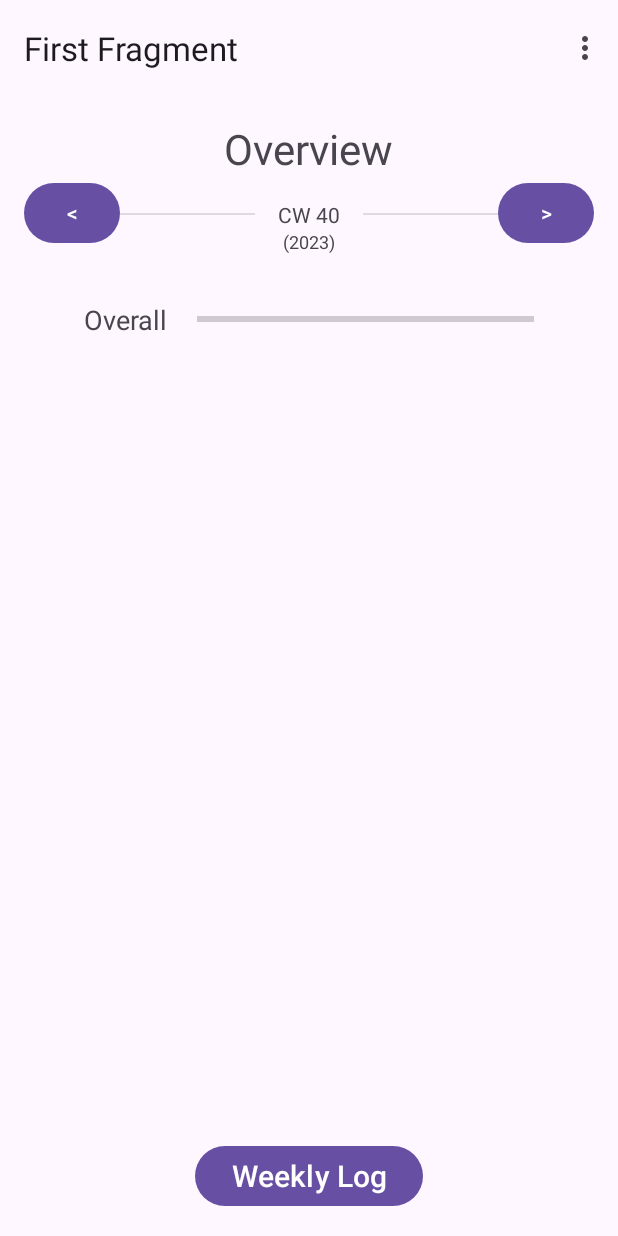
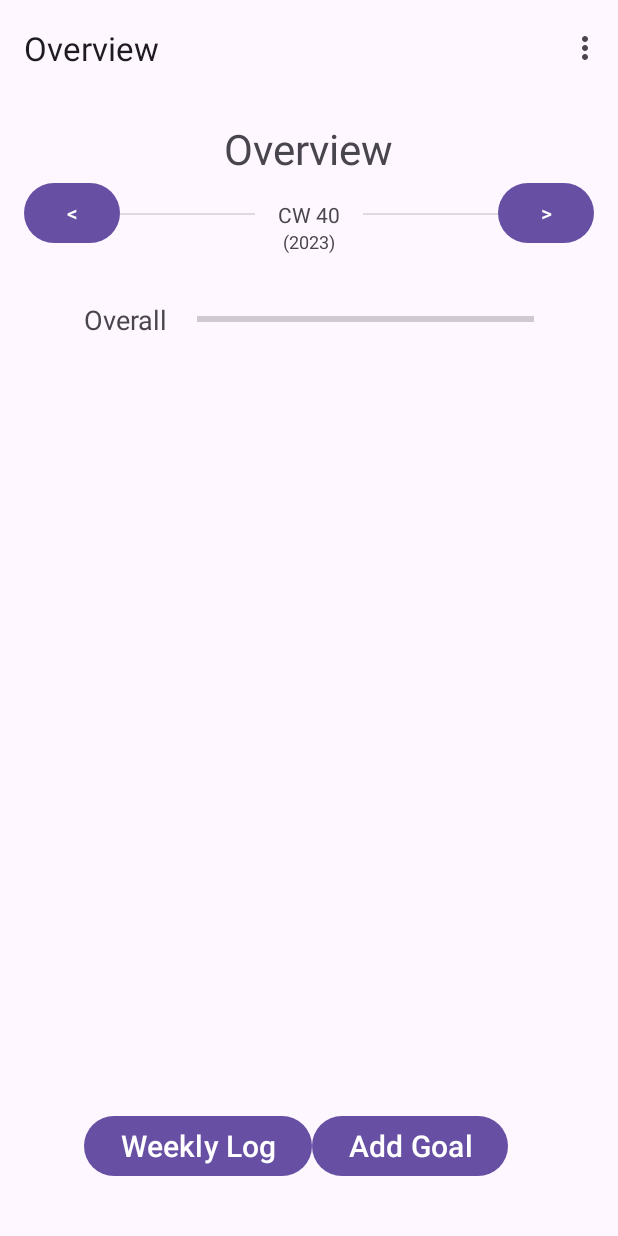
Before and after one commit to S1n93r/BodyGoals, an Android app: the screen it shows after launch (MainActivity), on a phone screen of 412 x 824 dp. Run offline under Robolectric (Android 15) with nearby library versions, the phone set to English and light mode, and no system bars; our stand-ins replace navigation-ui; libraries missing offline, so code that uses them is left out: java8.util.

Commit message:
Build "add goal" view ui bare bone

```diff
--- a/app/src/main/java/com/slinger/bodygoals/ui/OverviewViewModel.java
+++ b/app/src/main/java/com/slinger/bodygoals/ui/ViewModel.java
@@ -7,9 +7,8 @@ import java.util.Calendar;
 
 import androidx.lifecycle.LiveData;
 import androidx.lifecycle.MutableLiveData;
-import androidx.lifecycle.ViewModel;
 
-public class OverviewViewModel extends ViewModel {
+public class ViewModel extends androidx.lifecycle.ViewModel {
 
     private final MutableLiveData<User> currentUser =
             new MutableLiveData<>(new User("Sl1ng3r"));
--- a/app/src/main/java/com/slinger/bodygoals/ui/Overview.java
+++ b/app/src/main/java/com/slinger/bodygoals/ui/fragments/Overview.java
@@ -1,4 +1,4 @@
-package com.slinger.bodygoals.ui;
+package com.slinger.bodygoals.ui.fragments;
 
 import android.os.Bundle;
 import android.view.LayoutInflater;
@@ -7,6 +7,7 @@ import android.view.ViewGroup;
 
 import com.slinger.bodygoals.R;
 import com.slinger.bodygoals.databinding.FragmentOverviewBinding;
+import com.slinger.bodygoals.ui.ViewModel;
 
 import androidx.annotation.NonNull;
 import androidx.annotation.Nullable;
@@ -16,7 +17,7 @@ import androidx.navigation.fragment.NavHostFragment;
 
 public class Overview extends Fragment {
 
-    private OverviewViewModel viewModel;
+    private ViewModel viewModel;
 
     private FragmentOverviewBinding binding;
 
@@ -24,7 +25,7 @@ public class Overview extends Fragment {
     public void onCreate(@Nullable Bundle savedInstanceState) {
         super.onCreate(savedInstanceState);
 
-        viewModel = new ViewModelProvider(this).get(OverviewViewModel.class);
+        viewModel = new ViewModelProvider(this).get(ViewModel.class);
 
         registerLiveDataObserver();
     }
@@ -43,8 +44,11 @@ public class Overview extends Fragment {
     public void onViewCreated(@NonNull View view, Bundle savedInstanceState) {
         super.onViewCreated(view, savedInstanceState);
 
-        binding.buttonToWeeklyLog.setOnClickListener(weeklyLogView -> NavHostFragment.findNavController(Overview.this)
+        binding.buttonToWeeklyLog.setOnClickListener(overviewView -> NavHostFragment.findNavController(Overview.this)
                 .navigate(R.id.action_OverviewFragment_to_WeeklyLogFragment));
+
+        binding.buttonToAddGoal.setOnClickListener(overviewView -> NavHostFragment.findNavController(Overview.this)
+                .navigate(R.id.action_OverviewFragment_to_AddGoalFragment));
 
         binding.buttonPreviousWeek.setOnClickListener(weeklyLogView -> viewModel.selectPreviousWeek());
         binding.buttonNextWeek.setOnClickListener(weeklyLogView -> viewModel.selectNextWeek());
--- a/app/src/main/java/com/slinger/bodygoals/ui/WeeklyLog.java
+++ b/app/src/main/java/com/slinger/bodygoals/ui/fragments/WeeklyLog.java
@@ -1,4 +1,4 @@
-package com.slinger.bodygoals.ui;
+package com.slinger.bodygoals.ui.fragments;
 
 import android.os.Bundle;
 import android.view.LayoutInflater;
--- /dev/null
+++ b/app/src/main/res/drawable/border_background.xml
@@ -0,0 +1,5 @@
+<?xml version="1.0" encoding="utf-8"?>
+<shape xmlns:android="http://schemas.android.com/apk/res/android" android:shape="rectangle" >
+    <solid android:color="#673AB7" />
+    <stroke android:width="1dip" android:color="#411E80"/>
+</shape>
--- a/app/src/main/res/layout/fragment_overview.xml
+++ b/app/src/main/res/layout/fragment_overview.xml
@@ -4,7 +4,7 @@
     xmlns:tools="http://schemas.android.com/tools"
     android:layout_width="match_parent"
     android:layout_height="match_parent"
-    tools:context=".ui.Overview">
+    tools:context=".ui.fragments.Overview">
 
     <TextView
         android:id="@+id/titleTextView"
@@ -103,16 +103,30 @@
 
     </LinearLayout>
 
-    <Button
-        android:id="@+id/button_to_weekly_log"
-        android:layout_width="wrap_content"
+    <LinearLayout
+        android:layout_width="0dp"
         android:layout_height="wrap_content"
-        android:layout_marginBottom="16dp"
-        android:text="@string/weekly_log"
-        android:textSize="20sp"
+        android:orientation="horizontal"
         app:layout_constraintBottom_toBottomOf="parent"
         app:layout_constraintEnd_toEndOf="parent"
-        app:layout_constraintHorizontal_bias="0.5"
-        app:layout_constraintStart_toStartOf="parent" />
+        app:layout_constraintStart_toStartOf="parent">
+
+        <Button
+            android:id="@+id/button_to_weekly_log"
+            android:layout_width="wrap_content"
+            android:layout_height="wrap_content"
+            android:layout_marginBottom="36dp"
+            android:layout_marginStart="56dp"
+            android:text="@string/weekly_log"
+            android:textSize="20sp" />
+
+        <Button
+            android:id="@+id/button_to_add_goal"
+            android:layout_width="wrap_content"
+            android:layout_height="wrap_content"
+            android:layout_marginBottom="36dp"
+            android:text="@string/add_goal"
+            android:textSize="20sp" />
+    </LinearLayout>
 
 </androidx.constraintlayout.widget.ConstraintLayout>
--- a/app/src/main/res/layout/fragment_weekly_log.xml
+++ b/app/src/main/res/layout/fragment_weekly_log.xml
@@ -4,7 +4,7 @@
     xmlns:tools="http://schemas.android.com/tools"
     android:layout_width="match_parent"
     android:layout_height="match_parent"
-    tools:context=".ui.WeeklyLog">
+    tools:context=".ui.fragments.WeeklyLog">
 
     <Button
         android:id="@+id/button_to_overview"
--- a/app/src/main/res/navigation/nav_graph.xml
+++ b/app/src/main/res/navigation/nav_graph.xml
@@ -7,20 +7,32 @@
 
     <fragment
         android:id="@+id/OverviewFragment"
-        android:name="com.slinger.bodygoals.ui.Overview"
-        android:label="@string/first_fragment_label"
+        android:name="com.slinger.bodygoals.ui.fragments.Overview"
+        android:label="@string/overview"
         tools:layout="@layout/fragment_overview">
         <action
             android:id="@+id/action_OverviewFragment_to_WeeklyLogFragment"
             app:destination="@id/WeeklyLogFragment" />
+        <action
+            android:id="@+id/action_OverviewFragment_to_AddGoalFragment"
+            app:destination="@id/AddGoalFragment" />
     </fragment>
     <fragment
         android:id="@+id/WeeklyLogFragment"
-        android:name="com.slinger.bodygoals.ui.WeeklyLog"
-        android:label="@string/second_fragment_label"
+        android:name="com.slinger.bodygoals.ui.fragments.WeeklyLog"
+        android:label="@string/weekly_log"
         tools:layout="@layout/fragment_weekly_log">
         <action
             android:id="@+id/action_WeeklyLogFragment_to_OverviewFragment"
             app:destination="@id/OverviewFragment" />
     </fragment>
+    <fragment
+        android:id="@+id/AddGoalFragment"
+        android:name="com.slinger.bodygoals.ui.fragments.AddGoal"
+        android:label="@string/add_goal"
+        tools:layout="@layout/fragment_weekly_log">
+        <action
+            android:id="@+id/action_AddGoalFragment_to_OverviewFragment"
+            app:destination="@id/OverviewFragment" />
+    </fragment>
 </navigation>
```
Also changed, not shown: app/src/main/java/com/slinger/bodygoals/ui/fragments/AddGoal.java (added, +54 -0 lines), app/src/main/res/layout/fragment_add_goal.xml (added, +207 -0 lines), app/src/main/res/values/strings.xml (+17 -3 lines).
